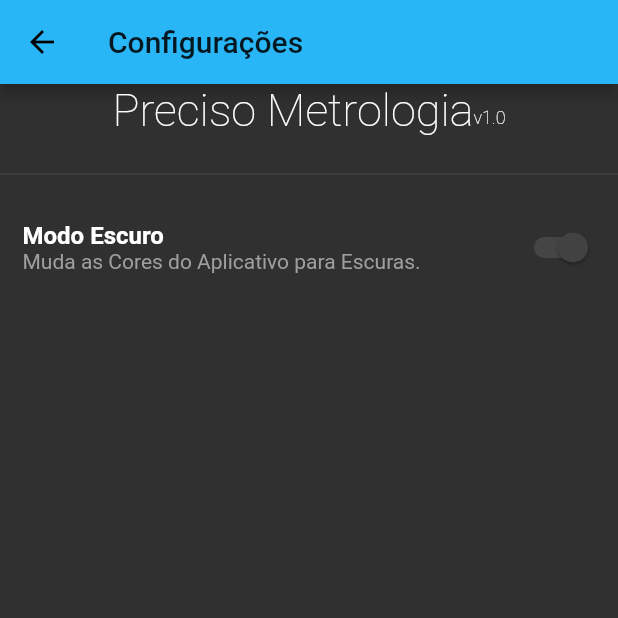
After one commit to dev-whiteflag/preciso-metrologia-mobileapp, a Flutter app: the screen it shows once a user with an empty profile is signed in, after a tap on the "info" icon, on a phone screen of 412 x 824 dp, the top half of it. The commit adds this screen. Run offline on Flutter 3.47's test engine with Material 2 defaults, Android fonts, the phone set to English and light mode, and no system bars; our stand-ins replace cloud_firestore, device_info, firebase_auth, firebase_core, shared_preferences; accounts and stored records are empty.

Commit message:
Added #5 and #4 - switched to dark mode - changed ThemeData

```diff
--- a/lib/logic/preciso-send-logic.dart
+++ b/lib/logic/preciso-send-logic.dart
@@ -187,6 +187,8 @@ Future<Null> sendFirebaseData(var selectedModel) async {
         'Mês':               nowMonth,
         'Ano':               nowYear,
         'Incremental':       savedIncremental,
+        'isUsingRawData2':   isSecondReadingEnabled.toString(),
+        'isUsingRawData3':   isThirdReadingEnabled.toString(),
         };
 
       Map<String, dynamic> finalDataMap = {}..addAll(dataGeneral)..addAll(exportInstrumentoData)..addAll(dataInstrumento)
--- a/lib/main.dart
+++ b/lib/main.dart
@@ -5,7 +5,6 @@ import 'package:firebase_core/firebase_core.dart';
 import 'package:cloud_firestore/cloud_firestore.dart';
 // ------------------------------------------------------------------------ //
 import 'package:precisometrologia_app/preciso-login/preciso-login-logic.dart';
-import 'package:precisometrologia_app/logic/preciso-id-logic.dart';
 // ------------------------------------------------------------------------ //
 
 //---------------------------------------------------------------------------------//
@@ -35,7 +34,10 @@ class PrecisoApp extends StatelessWidget {
   Widget build(BuildContext context) {
     return MaterialApp(
         title: "Preciso Metrologia",
-        theme: ThemeData(primarySwatch: Colors.blue),
+        theme: ThemeData(
+          brightness: Brightness.dark,
+          primaryColor: Colors.lightBlue[400],
+          accentColor: Colors.deepPurple[400],),
         //home: LoginScreen()
         home: Scaffold(
           body: handleCurrentScreen()),);
--- a/lib/offline-database/preciso-modelos/preciso-base/preciso-basic-padroes.dart
+++ b/lib/offline-database/preciso-modelos/preciso-base/preciso-basic-padroes.dart
@@ -1,7 +1,5 @@
 // ------------------------------------------------------------------------- //
 import 'package:flutter/material.dart';
-import 'package:precisometrologia_app/varlists/globalslib.dart';
-import 'package:precisometrologia_app/offline-database/preciso-modelos/preciso-base/preciso-basico-globals.dart';
 // ------------------------------------------------------------------------ //
 var selectionPadrao;
 var selectedPadrao;
--- a/lib/preciso-mainview/cert_main.dart
+++ b/lib/preciso-mainview/cert_main.dart
@@ -1,6 +1,8 @@
 //---------------------------------------------------------------------------------//
 import 'package:flutter/material.dart';
 import 'package:precisometrologia_app/preciso-mainview/cert_listview_informacoes.dart';
+import 'package:precisometrologia_app/preciso-mainview/preciso-secondaryview/preciso-secondaryview-info.dart';
+import 'package:precisometrologia_app/preciso-mainview/preciso-secondaryview/preciso-secondaryview-ID.dart';
 //---------------------------------------------------------------------------------//
 
 class MainCertWindow extends StatelessWidget {
@@ -14,6 +16,8 @@ class MainCertWindow extends StatelessWidget {
           title: Text("Preciso Metrologia"),
           actions: <Widget>[
             IconButton(
+              onPressed: () =>  Navigator.push(
+                context, MaterialPageRoute(builder: (context) => PrecisoSecondaryViewID()),),
               icon: Icon(
                 Icons.account_box,
                 size: 30.0,
@@ -22,6 +26,8 @@ class MainCertWindow extends StatelessWidget {
               tooltip: 'Conta Preciso',
             ),
             IconButton(
+              onPressed: () =>  Navigator.push(
+                context, MaterialPageRoute(builder: (context) => PrecisoSecondaryViewInfo()),),
               icon: Icon(
                 Icons.info,
                 size: 30.0,
--- a/lib/preciso-mainview/preciso-model-wrappers/preciso-model-chooser.dart
+++ b/lib/preciso-mainview/preciso-model-wrappers/preciso-model-chooser.dart
@@ -1,6 +1,5 @@
 // ------------------------------------------------------------------------- //
 import 'package:flutter/material.dart';
-import 'package:precisometrologia_app/varlists/globalslib.dart';
 // ------------------------------------------------------------------------ //
 import 'package:precisometrologia_app/preciso-mainview/preciso-model-wrappers/preciso-model-globals.dart';
 import 'package:precisometrologia_app/offline-database/preciso-modelos/preciso-base/preciso-basic-cert-info.dart';
--- a/lib/preciso-mainview/preciso-model-wrappers/preciso-model-globals.dart
+++ b/lib/preciso-mainview/preciso-model-wrappers/preciso-model-globals.dart
@@ -1,7 +1,6 @@
 //---------------------------------------------------------------------------------//
 library precisometrologia_app.model.globals;
 //---------------------------------------------------------------------------------//
-import 'package:flutter/material.dart';
 //---------------------------------------------------------------------------------//
 // VAR LIST - VÁRIAVEIS GLOBAIS DO MODELO
 //---------------------------------------------------------------------------------//
--- /dev/null
+++ b/lib/preciso-mainview/preciso-secondaryview/preciso-secondaryview-info.dart
@@ -0,0 +1,79 @@
+//---------------------------------------------------------------------------------//
+import 'package:flutter/material.dart';
+//---------------------------------------------------------------------------------//
+class PrecisoSecondaryViewInfo extends StatelessWidget {
+  @override
+  Widget build(BuildContext context) {
+    return Scaffold(
+        body: Column(children: <Widget>[
+      AppBar(
+        title: Text("Configurações"),
+      ),
+      Expanded(
+          child: ListView.builder(
+              itemCount: 1,
+              addRepaintBoundaries: true,
+              controller: new ScrollController(),
+              itemBuilder: (context, index) {
+                return Column(children: <Widget>[
+                  Row(
+                      mainAxisAlignment: MainAxisAlignment.center,
+                      children: <Widget>[
+                        Container(
+                          child: Text(
+                            'Preciso Metrologia',
+                            overflow: TextOverflow.clip,
+                            style: TextStyle(
+                                fontWeight: FontWeight.w200, fontSize: 30.0),
+                          ),
+                        ),
+                        Container(
+                          margin: EdgeInsets.only(top: 10.0),
+                          child: Text(
+                            'v1.0',
+                            overflow: TextOverflow.clip,
+                            style: TextStyle(
+                                fontWeight: FontWeight.w200, fontSize: 12.0),
+                          ),
+                        ),
+                      ]),
+                  Divider(
+                    height: 50,
+                  ),
+                  Container(
+                    alignment: Alignment.centerLeft,
+                    margin: EdgeInsets.only(left: 15.0, right: 10.0),
+                    child: Row(
+                      mainAxisSize: MainAxisSize.max,
+                      children: <Widget>[
+                        Expanded(
+                            child: Column(
+                          crossAxisAlignment: CrossAxisAlignment.start,
+                          children: <Widget>[
+                            Text(
+                              'Modo Escuro',
+                              style: TextStyle(
+                                  fontWeight: FontWeight.bold, fontSize: 16.0),
+                            ),
+                            Text(
+                              'Muda as Cores do Aplicativo para Escuras.',
+                              textAlign: TextAlign.left,
+                              overflow: TextOverflow.clip,
+                              style: TextStyle(
+                                  color: Colors.grey,
+                                  fontWeight: FontWeight.normal,
+                                  fontSize: 14.0),
+                            ),
+                          ],
+                        )),
+                        Switch(
+                          value: true,
+                        ),
+                      ],
+                    ),
+                  )
+                ]);
+              }))
+    ]));
+  }
+}
```
Also changed, not shown: lib/preciso-mainview/preciso-secondaryview/preciso-secondaryview-ID.dart (added, +119 -0 lines).
